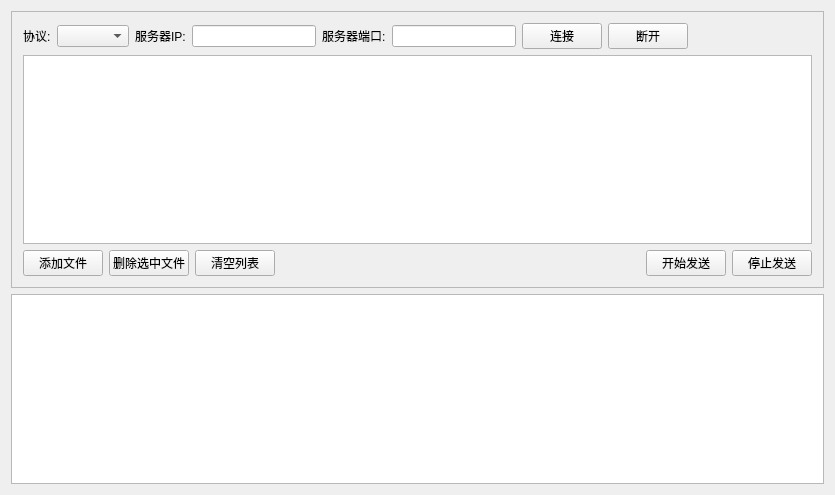
Old version of the form FileTransfer/mainwindow.ui in the repository xiechongzhu/FileTransfer.
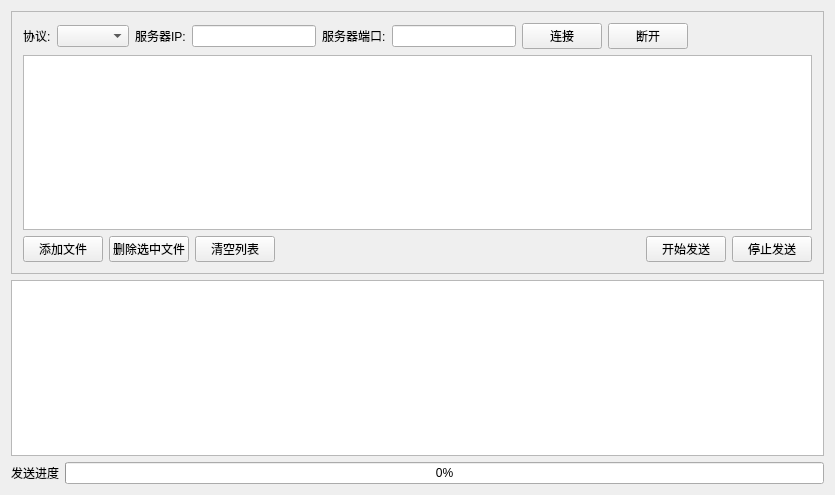
New version of the form.

What changed in the file:
```diff
--- a/FileTransfer/mainwindow.ui
+++ b/FileTransfer/mainwindow.ui
@@ -189,6 +189,30 @@
         </item>
        </layout>
       </item>
+      <item>
+       <layout class="QHBoxLayout" name="horizontalLayout_4">
+        <item>
+         <widget class="QLabel" name="label_4">
+          <property name="text">
+           <string>发送进度</string>
+          </property>
+         </widget>
+        </item>
+        <item>
+         <widget class="QProgressBar" name="progressBar">
+          <property name="value">
+           <number>0</number>
+          </property>
+          <property name="textVisible">
+           <bool>true</bool>
+          </property>
+          <property name="invertedAppearance">
+           <bool>false</bool>
+          </property>
+         </widget>
+        </item>
+       </layout>
+      </item>
      </layout>
     </item>
    </layout>
```
Left out of the diff: 12 changed lines with no effect on the pictures.
